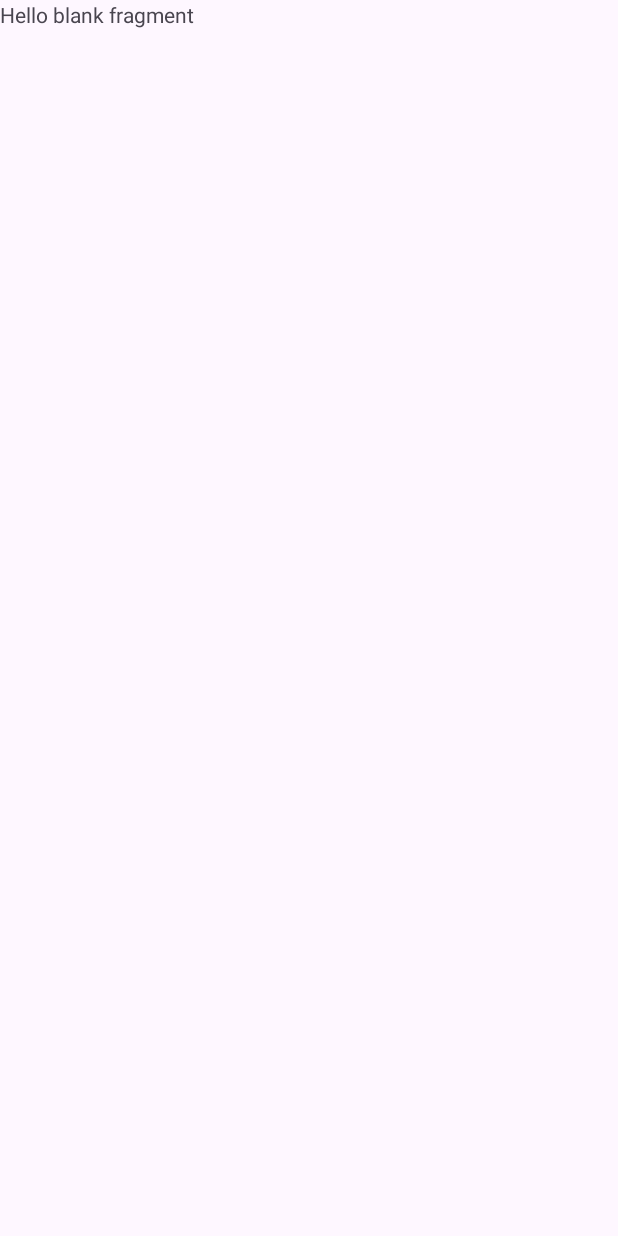
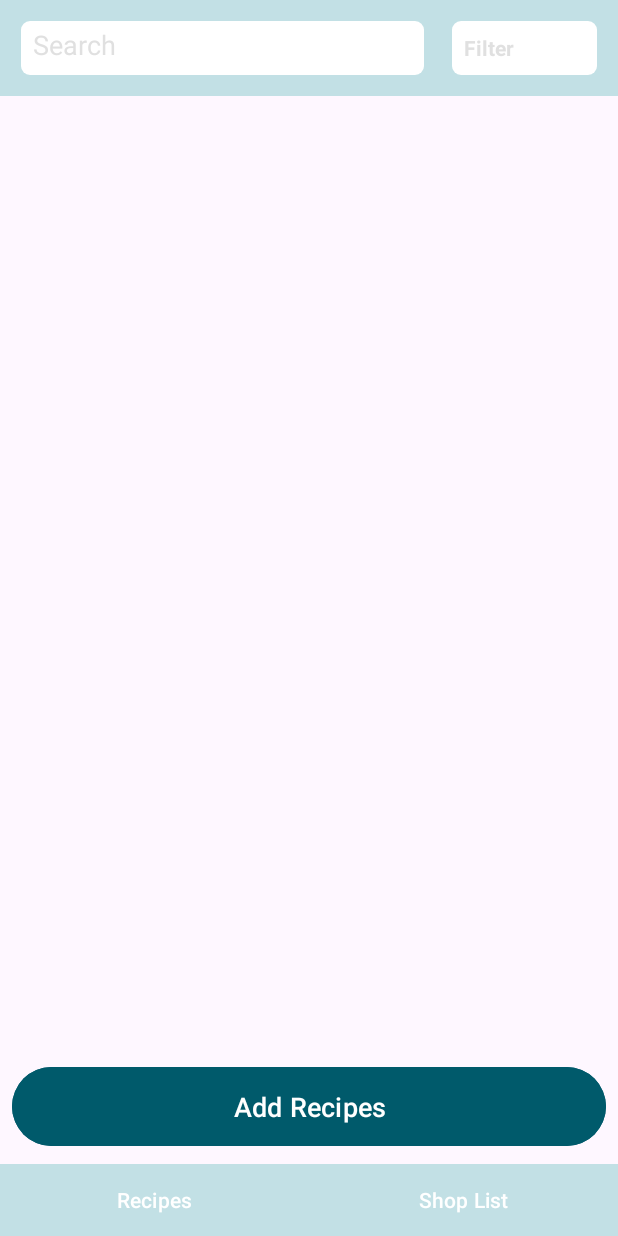
Before and after one commit to Soulstriderx/recipe-savinig, an Android app: the screen it shows after launch (MainActivity), on a phone screen of 412 x 824 dp. Before the commit the screen is almost empty. Run offline under Robolectric (Android 15) with nearby library versions, the phone set to English and light mode, and no system bars; our stand-ins replace Room's generated code; 1 statement that could not run was skipped.

Commit message:
Adding Home(Partially Completed), Adding bg's for styles, Adding Recipe and ShopList Fragment (Just Created), Adding Recipe Adapter, Adding ViewPager with TabsAdapter

```diff
--- /dev/null
+++ b/app/src/main/java/com/fwrdgrp/recipesaving/ui/adapters/TabsAdapter.kt
@@ -0,0 +1,14 @@
+package com.fwrdgrp.recipesaving.ui.adapters
+
+import androidx.fragment.app.Fragment
+import androidx.viewpager2.adapter.FragmentStateAdapter
+
+class TabsAdapter(
+    private val fragments: List<Fragment>,
+    fragment: Fragment
+): FragmentStateAdapter(fragment) {
+    override fun createFragment(position: Int): Fragment {
+        return fragments[position]
+    }
+    override fun getItemCount() = fragments.size
+}
--- a/app/src/main/java/com/fwrdgrp/recipesaving/ui/home/HomeFragment.kt
+++ b/app/src/main/java/com/fwrdgrp/recipesaving/ui/home/HomeFragment.kt
@@ -6,16 +6,42 @@ import android.view.LayoutInflater
 import android.view.View
 import android.view.ViewGroup
 import com.fwrdgrp.recipesaving.R
+import com.fwrdgrp.recipesaving.databinding.FragmentHomeBinding
+import com.fwrdgrp.recipesaving.ui.adapters.TabsAdapter
+import com.fwrdgrp.recipesaving.ui.home.nested.RecipeFragment
+import com.fwrdgrp.recipesaving.ui.home.nested.ShopListFragment
+import com.google.android.material.tabs.TabLayoutMediator
 
 class HomeFragment : Fragment() {
-
+    private lateinit var binding: FragmentHomeBinding
 
     override fun onCreateView(
         inflater: LayoutInflater, container: ViewGroup?,
         savedInstanceState: Bundle?
     ): View? {
-        // Inflate the layout for this fragment
-        return inflater.inflate(R.layout.fragment_home, container, false)
+        binding = FragmentHomeBinding.inflate(layoutInflater, container, false)
+        return binding.root
+    }
+
+    override fun onViewCreated(view: View, savedInstanceState: Bundle?) {
+        super.onViewCreated(view, savedInstanceState)
+
+        binding.mbAdd.setOnClickListener {
+            //Nav to add
+        }
+
+        //ViewPager Stuff
+        val adapter = TabsAdapter(
+            fragments = listOf(RecipeFragment(), ShopListFragment()),
+            fragment = this
+        )
+        binding.vpTabs.adapter = adapter
+        TabLayoutMediator(binding.tlTabs, binding.vpTabs) { tab, position ->
+            when(position) {
+                0 -> tab.text = getString(R.string.recipes)
+                else -> tab.text = getString(R.string.shop_list)
+            }
+        }.attach()
     }
 
 }
--- /dev/null
+++ b/app/src/main/java/com/fwrdgrp/recipesaving/ui/home/nested/RecipeFragment.kt
@@ -0,0 +1,37 @@
+package com.fwrdgrp.recipesaving.ui.home.nested
+
+import android.os.Bundle
+import androidx.fragment.app.Fragment
+import android.view.LayoutInflater
+import android.view.View
+import android.view.ViewGroup
+import com.fwrdgrp.recipesaving.databinding.FragmentRecipeBinding
+import com.fwrdgrp.recipesaving.ui.adapters.RecipeAdapter
+import com.fwrdgrp.recipesaving.ui.adapters.TabsAdapter
+import com.google.android.material.tabs.TabLayoutMediator
+
+class RecipeFragment : Fragment() {
+    private lateinit var binding: FragmentRecipeBinding
+    private lateinit var adapter: RecipeAdapter
+
+    override fun onCreateView(
+        inflater: LayoutInflater, container: ViewGroup?,
+        savedInstanceState: Bundle?
+    ): View? {
+        binding = FragmentRecipeBinding.inflate(layoutInflater, container, false)
+        return binding.root
+    }
+
+    override fun onViewCreated(view: View, savedInstanceState: Bundle?) {
+        super.onViewCreated(view, savedInstanceState)
+        setupAdapter()
+
+    }
+
+    fun setupAdapter() {
+        adapter = RecipeAdapter(
+            emptyList()
+            //Nav to Edit
+        )
+    }
+}
--- /dev/null
+++ b/app/src/main/java/com/fwrdgrp/recipesaving/ui/home/nested/ShopListFragment.kt
@@ -0,0 +1,27 @@
+package com.fwrdgrp.recipesaving.ui.home.nested
+
+import android.os.Bundle
+import androidx.fragment.app.Fragment
+import android.view.LayoutInflater
+import android.view.View
+import android.view.ViewGroup
+import com.fwrdgrp.recipesaving.databinding.FragmentShopListBinding
+
+class ShopListFragment : Fragment() {
+    private lateinit var binding: FragmentShopListBinding
+    override fun onCreateView(
+        inflater: LayoutInflater, container: ViewGroup?,
+        savedInstanceState: Bundle?
+    ): View? {
+        binding = FragmentShopListBinding.inflate(layoutInflater, container, false)
+        return binding.root
+    }
+
+    override fun onViewCreated(view: View, savedInstanceState: Bundle?) {
+        super.onViewCreated(view, savedInstanceState)
+//        setupAdapter()
+
+    }
+
+//    fun setupAdapter()
+}
--- /dev/null
+++ b/app/src/main/res/drawable/edit_text_search_bg.xml
@@ -0,0 +1,23 @@
+<?xml version="1.0" encoding="utf-8"?>
+<selector xmlns:android="http://schemas.android.com/apk/res/android">
+    <item android:state_enabled="true" android:state_focused="true">
+        <shape android:shape="rectangle">
+            <corners android:radius="@dimen/space_xxs" />
+            <solid android:color="@color/white" />
+            <padding android:top="@dimen/space_xs"
+                android:bottom="@dimen/space_xs"
+                android:left="@dimen/space_xs"
+                android:right="@dimen/space_xs" />
+        </shape>
+    </item>
+    <item android:state_enabled="true">
+        <shape android:shape="rectangle">
+            <corners android:radius="@dimen/space_xxs" />
+            <solid android:color="@color/white" />
+            <padding android:top="@dimen/space_xs"
+                android:bottom="@dimen/space_xs"
+                android:left="@dimen/space_xs"
+                android:right="@dimen/space_xs" />
+        </shape>
+    </item>
+</selector>
--- /dev/null
+++ b/app/src/main/res/drawable/filter_bg.xml
@@ -0,0 +1,23 @@
+<?xml version="1.0" encoding="utf-8"?>
+<selector xmlns:android="http://schemas.android.com/apk/res/android">
+    <item android:state_enabled="true" android:state_focused="true">
+        <shape android:shape="rectangle">
+            <corners android:radius="@dimen/space_xxs" />
+            <solid android:color="@color/white" />
+            <padding android:top="@dimen/space_xs"
+                android:bottom="@dimen/space_xs"
+                android:left="@dimen/space_xs"
+                android:right="@dimen/space_xs" />
+        </shape>
+    </item>
+    <item android:state_enabled="true">
+        <shape android:shape="rectangle">
+            <corners android:radius="@dimen/space_xxs" />
+            <solid android:color="@color/white" />
+            <padding android:top="@dimen/space_xs"
+                android:bottom="@dimen/space_xs"
+                android:left="@dimen/space_xs"
+                android:right="@dimen/space_xs" />
+        </shape>
+    </item>
+</selector>
--- a/app/src/main/res/layout/fragment_home.xml
+++ b/app/src/main/res/layout/fragment_home.xml
@@ -1,14 +1,72 @@
 <?xml version="1.0" encoding="utf-8"?>
-<FrameLayout xmlns:android="http://schemas.android.com/apk/res/android"
+<RelativeLayout xmlns:android="http://schemas.android.com/apk/res/android"
     xmlns:tools="http://schemas.android.com/tools"
     android:layout_width="match_parent"
     android:layout_height="match_parent"
+    xmlns:app="http://schemas.android.com/apk/res-auto"
     tools:context=".ui.home.HomeFragment">
 
-    <!-- TODO: Update blank fragment layout -->
-    <TextView
+    <LinearLayout
+        android:id="@+id/llHeader"
         android:layout_width="match_parent"
-        android:layout_height="match_parent"
-        android:text="@string/hello_blank_fragment" />
+        android:layout_height="@dimen/space_xxxxxl"
+        android:orientation="horizontal"
+        android:background="@color/color_secondary"
+        android:padding="@dimen/space_l"
+        android:layout_alignParentTop="true"
+        android:gravity="center"
+        android:weightSum="20">
 
-</FrameLayout>
+        <EditText
+            android:layout_width="0dp"
+            android:layout_height="match_parent"
+            android:background="@drawable/edit_text_search_bg"
+            android:text="@string/search"
+            android:textColor="@color/t_gray"
+            android:layout_weight="14"/>
+
+        <Space
+            android:layout_width="0dp"
+            android:layout_height="0dp"
+            android:layout_weight="1" />
+
+        <TextView
+            android:layout_width="0dp"
+            android:layout_height="match_parent"
+            android:background="@drawable/filter_bg"
+            android:text="@string/filter"
+            android:textColor="@color/t_gray"
+            android:textStyle="bold"
+            android:gravity="center|start"
+            android:layout_weight="5" />
+    </LinearLayout>
+
+    <androidx.viewpager2.widget.ViewPager2
+        android:id="@+id/vpTabs"
+        android:layout_width="match_parent"
+        android:layout_height="0dp"
+        android:layout_below="@id/llHeader"
+        android:layout_above="@id/tlTabs" />
+
+    <com.google.android.material.button.MaterialButton
+        android:id="@+id/mbAdd"
+        android:layout_width="match_parent"
+        android:layout_height="wrap_content"
+        android:layout_above="@id/tlTabs"
+        android:backgroundTint="@color/color_primary"
+        android:paddingVertical="@dimen/space_l"
+        android:layout_marginBottom="@dimen/space_xs"
+        android:layout_marginHorizontal="@dimen/space_xs"
+        android:text="@string/add_recipes"
+        android:textSize="@dimen/text_xl" />
+
+    <com.google.android.material.tabs.TabLayout
+        android:id="@+id/tlTabs"
+        android:layout_width="match_parent"
+        android:layout_height="wrap_content"
+        android:layout_alignParentBottom="true"
+        android:background="@color/color_secondary"
+        app:tabTextColor="@color/white"
+        app:tabIndicatorHeight="0dp" />
+
+</RelativeLayout>
--- /dev/null
+++ b/app/src/main/res/layout/fragment_recipe.xml
@@ -0,0 +1,10 @@
+<?xml version="1.0" encoding="utf-8"?>
+<FrameLayout xmlns:android="http://schemas.android.com/apk/res/android"
+    xmlns:tools="http://schemas.android.com/tools"
+    android:layout_width="match_parent"
+    android:layout_height="match_parent"
+    tools:context=".ui.home.nested.RecipeFragment">
+
+
+
+</FrameLayout>
--- a/app/src/main/res/values/strings.xml
+++ b/app/src/main/res/values/strings.xml
@@ -6,4 +6,6 @@
     <string name="search">Search</string>
     <string name="add_recipes">Add Recipes</string>
     <string name="placeholder">Placeholder</string>
+    <string name="recipes">Recipes</string>
+    <string name="shop_list">Shop List</string>
 </resources>
```
Also changed, not shown: app/src/main/java/com/fwrdgrp/recipesaving/ui/adapters/RecipeAdapter.kt (added, +55 -0 lines), app/src/main/java/com/fwrdgrp/recipesaving/ui/home/HomeViewModel.kt (added, +7 -0 lines), app/src/main/res/drawable/box_bg.xml (added, +21 -0 lines), app/src/main/res/layout/fragment_shop_list.xml (added, +14 -0 lines).
